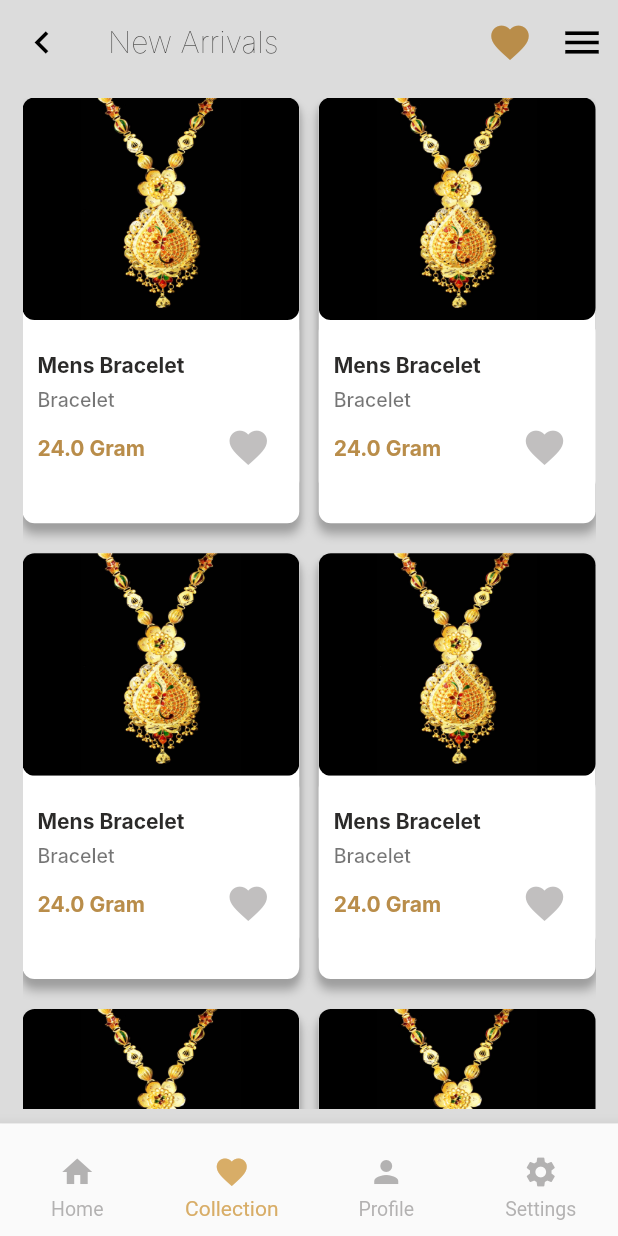
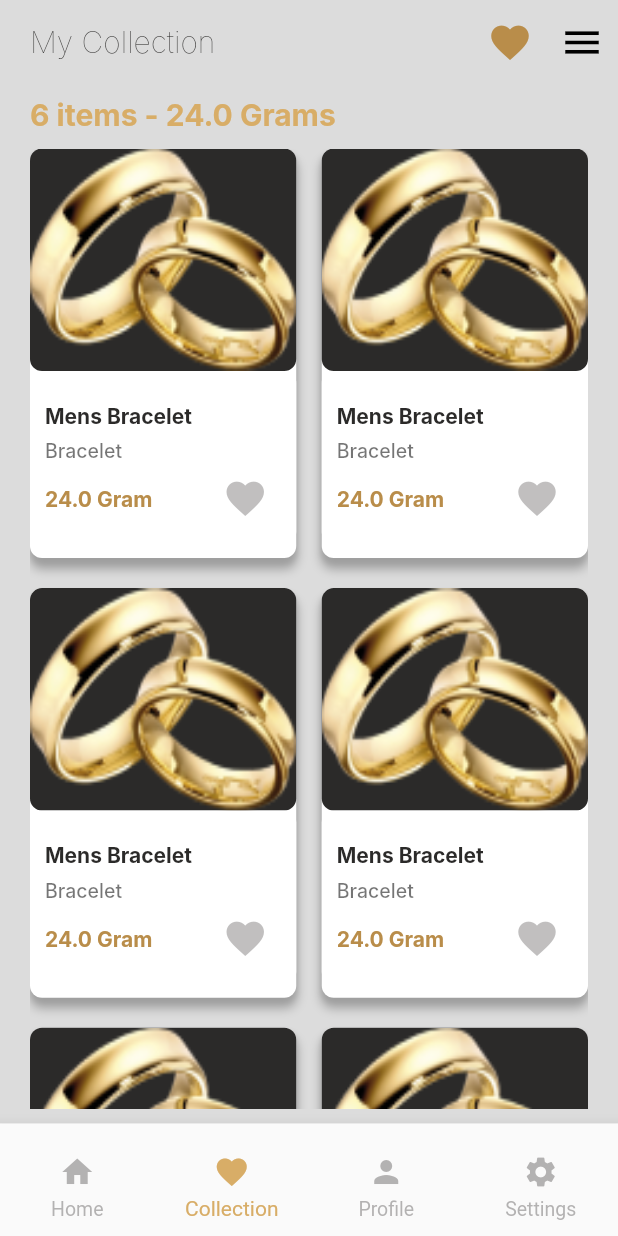
Before and after one commit to satyamchmobo/KMjwel, a Flutter app: the screen it shows after launch, item 2 of the bottom bar chosen, on a phone screen of 412 x 824 dp. Run offline on Flutter 3.47's test engine with Material 2 defaults, Android fonts, the phone set to English and light mode, and no system bars; our stand-ins replace get; network calls fail; Roboto replaces fonts that are missing (Inter).

Commit message:
added collection screen

```diff
--- a/jwellers/lib/view/screens/bottomNav.dart
+++ b/jwellers/lib/view/screens/bottomNav.dart
@@ -1,5 +1,6 @@
 import 'package:flutter/material.dart';
 import 'package:jwellers/view/colors.dart';
+import 'package:jwellers/view/screens/collection_screen.dart';
 import 'package:jwellers/view/screens/explore.dart';
 import 'package:jwellers/view/screens/home.dart';
 import 'package:jwellers/view/screens/new_arrivals.dart';
@@ -17,7 +18,7 @@ class _BottomNavPageState extends State<BottomNavPage> {
 
   List<Widget> pages = [
     Home(),
-    NewArrivals(),
+    MyCollection(),
     ExplorePage(),
     Settings(),
   ];
--- a/jwellers/lib/view/screens/collection_screen.dart
+++ b/jwellers/lib/view/screens/collection_screen.dart
@@ -1,4 +1,9 @@
 import 'package:flutter/material.dart';
+import 'package:get/get.dart';
+import 'package:jwellers/view/widgets/appbar.dart';
+import 'package:jwellers/view/widgets/card_item.dart';
+
+import '../colors.dart';
 
 class MyCollection extends StatefulWidget {
   const MyCollection({Key? key}) : super(key: key);
@@ -8,12 +13,99 @@ class MyCollection extends StatefulWidget {
 }
 
 class _MyCollectionState extends State<MyCollection> {
+  List<Map> items = [
+    {
+      'item': 'Men' 's Bracelet',
+      'item_type': 'Bracelet',
+      'img_path':
+          'assets/images/kisspng-wedding-ring-marriage-symbol-wedding-ring-5a9a61324c58a5 1.png'
+    },
+    {
+      'item': 'Men' 's Bracelet',
+      'item_type': 'Bracelet',
+      'img_path':
+          'assets/images/kisspng-wedding-ring-marriage-symbol-wedding-ring-5a9a61324c58a5 1.png'
+    },
+    {
+      'item': 'Men' 's Bracelet',
+      'item_type': 'Bracelet',
+      'img_path':
+          'assets/images/kisspng-wedding-ring-marriage-symbol-wedding-ring-5a9a61324c58a5 1.png'
+    },
+    {
+      'item': 'Men' 's Bracelet',
+      'item_type': 'Bracelet',
+      'img_path':
+          'assets/images/kisspng-wedding-ring-marriage-symbol-wedding-ring-5a9a61324c58a5 1.png'
+    },
+    {
+      'item': 'Men' 's Bracelet',
+      'item_type': 'Bracelet',
+      'img_path':
+          'assets/images/kisspng-wedding-ring-marriage-symbol-wedding-ring-5a9a61324c58a5 1.png'
+    },
+    {
+      'item': 'Men' 's Bracelet',
+      'item_type': 'Bracelet',
+      'img_path':
+          'assets/images/kisspng-wedding-ring-marriage-symbol-wedding-ring-5a9a61324c58a5 1.png'
+    },
+  ];
+  int len = 0;
+  _MyCollectionState() {
+    len = items.length;
+  }
   @override
   Widget build(BuildContext context) {
     return Scaffold(
-      body: Center(
+      backgroundColor: appBgLight,
+      appBar: myAppBar(pageTitle: 'My Collection'),
+      body: SafeArea(
         child: Container(
-          child: Text('data'),
+          padding: EdgeInsets.fromLTRB(20, 0, 20, 10),
+          width: MediaQuery.of(context).size.width,
+          height: double.infinity,
+          decoration: BoxDecoration(
+            color: Color(0xFFDCDCDC),
+          ),
+          child: Column(
+            crossAxisAlignment: CrossAxisAlignment.start,
+            children: [
+              Container(
+                padding: EdgeInsets.only(bottom: 10),
+                child: Text(
+                  '$len items - 24.0 Grams',
+                  style: Get.textTheme.headline1!.copyWith(
+                      color: Color(0xFFD8AD67),
+                      fontSize: 20,
+                      fontFamily: 'Inter',
+                      fontWeight: FontWeight.w700),
+                  textAlign: TextAlign.left,
+                ),
+              ),
+              Expanded(
+                child: GridView.builder(
+                  padding: EdgeInsets.only(bottom: 10),
+                  gridDelegate: SliverGridDelegateWithFixedCrossAxisCount(
+                    mainAxisSpacing: 20,
+                    crossAxisSpacing: 17,
+                    crossAxisCount: 2,
+                    childAspectRatio:
+                        MediaQuery.of(context).size.aspectRatio * 1.3,
+                    // mainAxisExtent: double.infinity,
+                  ),
+                  itemCount: items.length,
+                  itemBuilder: (context, index) {
+                    return CardItem(
+                      imgPath: items[index]['img_path'],
+                      itemCategory: items[index]['item_type'],
+                      itemType: items[index]['item'],
+                    );
+                  },
+                ),
+              ),
+            ],
+          ),
         ),
       ),
     );
--- a/jwellers/lib/view/screens/new_arrivals.dart
+++ b/jwellers/lib/view/screens/new_arrivals.dart
@@ -65,7 +65,7 @@ class _NewArrivalsState extends State<NewArrivals> {
             padding: EdgeInsets.only(bottom: 10),
             gridDelegate: SliverGridDelegateWithFixedCrossAxisCount(
               crossAxisCount: 2,
-              crossAxisSpacing: 13,
+              crossAxisSpacing: 17,
               mainAxisSpacing: 20,
               childAspectRatio: MediaQuery.of(context).size.aspectRatio * 1.3,
             ),
--- a/jwellers/lib/view/widgets/appbar.dart
+++ b/jwellers/lib/view/widgets/appbar.dart
@@ -10,19 +10,8 @@ PreferredSize myAppBar(
     child: AppBar(
       backgroundColor: Color(0xFFDCDCDC),
       automaticallyImplyLeading: false,
-      leading: IconButton(
-        onPressed: () {
-          print('IconButton pressed ...');
-        },
-        icon: Icon(
-          Icons.keyboard_arrow_left,
-          color: Colors.black,
-          size: 30,
-        ),
-        iconSize: 30,
-      ),
       title: Align(
-        alignment: Alignment(-1, 0),
+        alignment: Alignment(-0.95, 0),
         child: Text(
           pageTitle,
           style: Get.textTheme.headline1!.copyWith(
@@ -35,8 +24,6 @@ PreferredSize myAppBar(
       actions: [
         IconButton(
           onPressed: () {
-
-
             print('IconButton pressed ...');
           },
           icon: Icon(
--- a/jwellers/lib/view/widgets/card_item.dart
+++ b/jwellers/lib/view/widgets/card_item.dart
@@ -35,6 +35,10 @@ class CardItem extends StatelessWidget {
         // mainAxisAlignment: MainAxisAlignment.spaceBetween,
         children: [
           Container(
+            decoration: BoxDecoration(
+              color: Color(0xFF2B2A29),
+              borderRadius: BorderRadius.circular(8),
+            ),
             child: ClipRRect(
               borderRadius: BorderRadius.circular(8),
               child: Image.asset(
```
Also changed, not shown: jwellers/assets/images/kisspng-wedding-ring-marriage-symbol-wedding-ring-5a9a61324c58a5 1.jpg (added), jwellers/assets/images/kisspng-wedding-ring-marriage-symbol-wedding-ring-5a9a61324c58a5 1.png (added).
